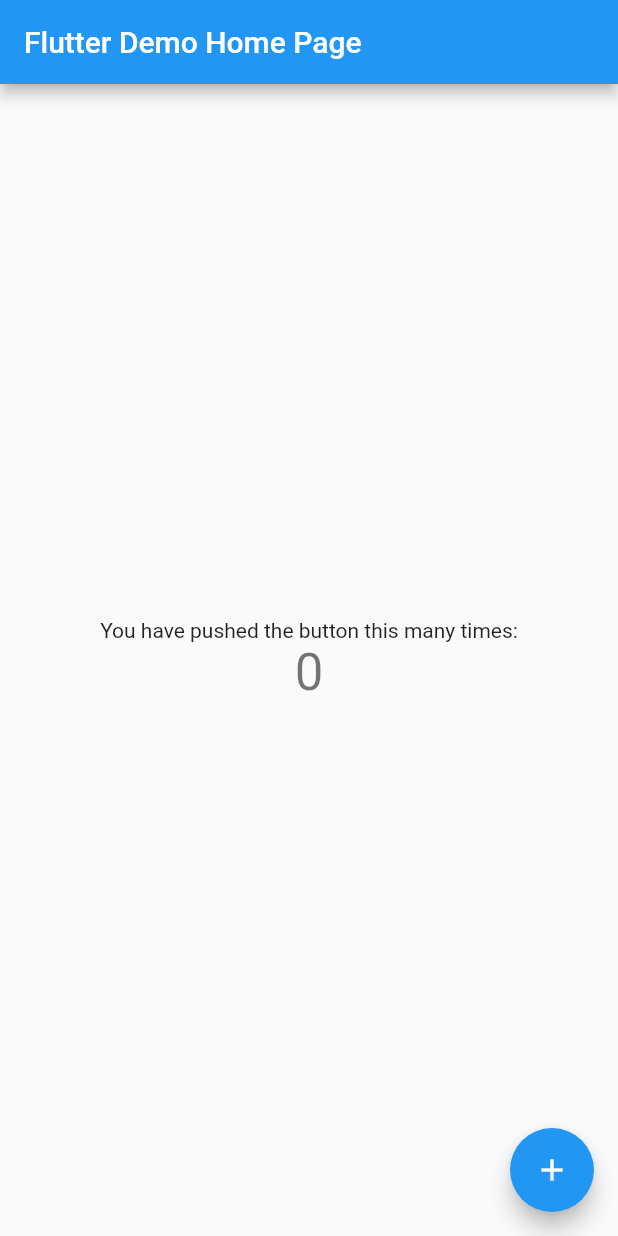
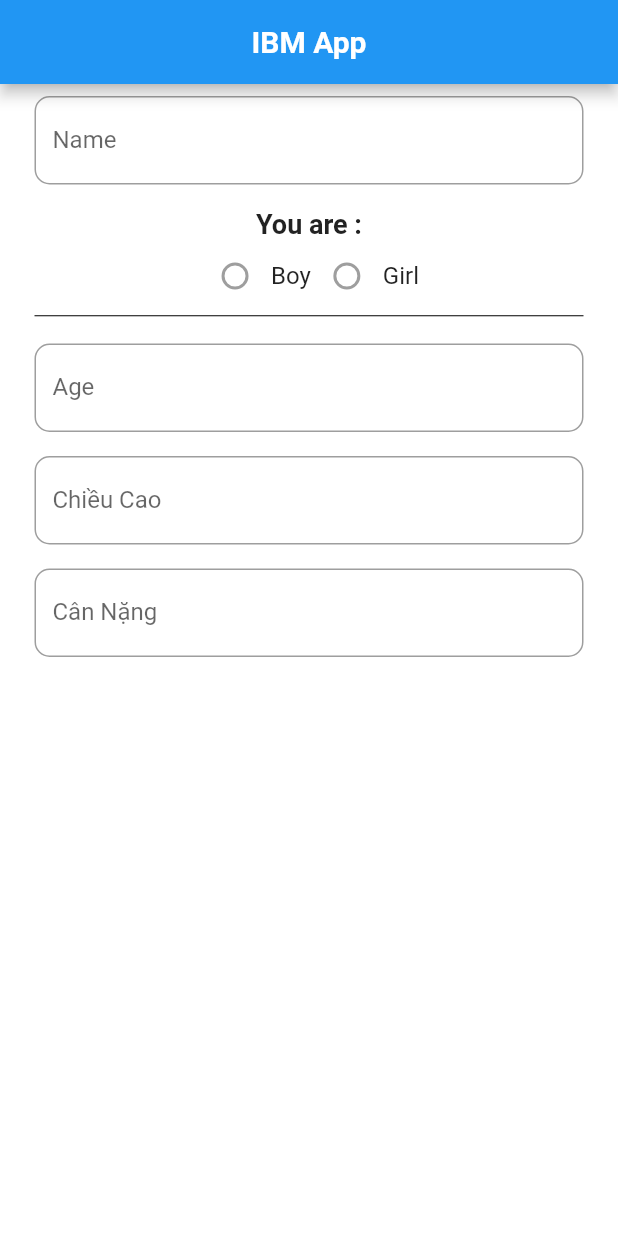
Before and after one commit to Shindd9908/ibm_flutter_code_basic, a Flutter app: the screen it shows after launch, on a phone screen of 412 x 824 dp. Run offline on Flutter 3.47's test engine with Material 2 defaults, Android fonts, the phone set to English and light mode, and no system bars; our stand-ins replace fluttertoast.

Commit message:
Error Radio Button

```diff
--- a/lib/main.dart
+++ b/lib/main.dart
@@ -1,4 +1,5 @@
 import 'package:flutter/material.dart';
+import 'package:fluttertoast/fluttertoast.dart';
 
 void main() {
   runApp(const MyApp());
@@ -7,109 +8,190 @@
 class MyApp extends StatelessWidget {
   const MyApp({Key? key}) : super(key: key);
 
-  // This widget is the root of your application.
   @override
   Widget build(BuildContext context) {
-    return MaterialApp(
-      title: 'Flutter Demo',
-      theme: ThemeData(
-        // This is the theme of your application.
-        //
-        // Try running your application with "flutter run". You'll see the
-        // application has a blue toolbar. Then, without quitting the app, try
-        // changing the primarySwatch below to Colors.green and then invoke
-        // "hot reload" (press "r" in the console where you ran "flutter run",
-        // or simply save your changes to "hot reload" in a Flutter IDE).
-        // Notice that the counter didn't reset back to zero; the application
-        // is not restarted.
-        primarySwatch: Colors.blue,
-      ),
-      home: const MyHomePage(title: 'Flutter Demo Home Page'),
+    return const MaterialApp(
+      debugShowCheckedModeBanner: false,
+      home: IbmApp(),
     );
   }
 }
 
-class MyHomePage extends StatefulWidget {
-  const MyHomePage({Key? key, required this.title}) : super(key: key);
-
-  // This widget is the home page of your application. It is stateful, meaning
-  // that it has a State object (defined below) that contains fields that affect
-  // how it looks.
-
-  // This class is the configuration for the state. It holds the values (in this
-  // case the title) provided by the parent (in this case the App widget) and
-  // used by the build method of the State. Fields in a Widget subclass are
-  // always marked "final".
-
-  final String title;
+class IbmApp extends StatefulWidget {
+  const IbmApp({Key? key}) : super(key: key);
 
   @override
-  State<MyHomePage> createState() => _MyHomePageState();
+  _IbmAppState createState() => _IbmAppState();
 }
 
-class _MyHomePageState extends State<MyHomePage> {
-  int _counter = 0;
-
-  void _incrementCounter() {
-    setState(() {
-      // This call to setState tells the Flutter framework that something has
-      // changed in this State, which causes it to rerun the build method below
-      // so that the display can reflect the updated values. If we changed
-      // _counter without calling setState(), then the build method would not be
-      // called again, and so nothing would appear to happen.
-      _counter++;
-    });
-  }
-
+class _IbmAppState extends State<IbmApp> {
   @override
   Widget build(BuildContext context) {
-    // This method is rerun every time setState is called, for instance as done
-    // by the _incrementCounter method above.
-    //
-    // The Flutter framework has been optimized to make rerunning build methods
-    // fast, so that you can just rebuild anything that needs updating rather
-    // than having to individually change instances of widgets.
     return Scaffold(
+      backgroundColor: Colors.white,
       appBar: AppBar(
-        // Here we take the value from the MyHomePage object that was created by
-        // the App.build method, and use it to set our appbar title.
-        title: Text(widget.title),
+        title: const Align(
+          child: Text(
+            'IBM App',
+            style: TextStyle(fontSize: 20, fontWeight: FontWeight.bold),
+          ),
+          alignment: Alignment.center,
+        ),
       ),
-      body: Center(
-        // Center is a layout widget. It takes a single child and positions it
-        // in the middle of the parent.
+      body: Padding(
+        padding: const EdgeInsets.symmetric(horizontal: 15),
         child: Column(
-          // Column is also a layout widget. It takes a list of children and
-          // arranges them vertically. By default, it sizes itself to fit its
-          // children horizontally, and tries to be as tall as its parent.
-          //
-          // Invoke "debug painting" (press "p" in the console, choose the
-          // "Toggle Debug Paint" action from the Flutter Inspector in Android
-          // Studio, or the "Toggle Debug Paint" command in Visual Studio Code)
-          // to see the wireframe for each widget.
-          //
-          // Column has various properties to control how it sizes itself and
-          // how it positions its children. Here we use mainAxisAlignment to
-          // center the children vertically; the main axis here is the vertical
-          // axis because Columns are vertical (the cross axis would be
-          // horizontal).
-          mainAxisAlignment: MainAxisAlignment.center,
-          children: <Widget>[
-            const Text(
-              'You have pushed the button this many times:',
+          children: [
+            Padding(
+              padding: const EdgeInsets.all(8.0),
+              child: TextField(
+                obscureText: false,
+                decoration: InputDecoration(
+                  border: OutlineInputBorder(
+                    borderRadius: BorderRadius.circular(10),
+                  ),
+                  labelText: 'Name',
+                  hintText: 'Name',
+                ),
+              ),
             ),
-            Text(
-              '$_counter',
-              style: Theme.of(context).textTheme.headline4,
+            const Padding(
+              padding: EdgeInsets.all(8.0),
+              child: RadionBtnChecked(),
+            ),
+            Padding(
+              padding: const EdgeInsets.all(8.0),
+              child: TextField(
+                obscureText: false,
+                decoration: InputDecoration(
+                  border: OutlineInputBorder(
+                    borderRadius: BorderRadius.circular(10),
+                  ),
+                  labelText: 'Age',
+                  hintText: 'Age',
+                ),
+              ),
+            ),
+            Padding(
+              padding: const EdgeInsets.all(8.0),
+              child: TextField(
+                obscureText: false,
+                decoration: InputDecoration(
+                  border: OutlineInputBorder(
+                    borderRadius: BorderRadius.circular(10),
+                  ),
+                  labelText: 'Chiều Cao',
+                  hintText: 'Chiều Cao (CM)',
+                ),
+              ),
+            ),
+            Padding(
+              padding: const EdgeInsets.all(8.0),
+              child: TextField(
+                obscureText: false,
+                decoration: InputDecoration(
+                  border: OutlineInputBorder(
+                    borderRadius: BorderRadius.circular(10),
+                  ),
+                  labelText: 'Cân Nặng',
+                  hintText: 'Cân Nặng (KG)',
+                ),
+              ),
             ),
           ],
         ),
       ),
-      floatingActionButton: FloatingActionButton(
-        onPressed: _incrementCounter,
-        tooltip: 'Increment',
-        child: const Icon(Icons.add),
-      ), // This trailing comma makes auto-formatting nicer for build methods.
     );
   }
 }
+
+enum BestChecked { boy, girl }
+
+class RadionBtnChecked extends StatefulWidget {
+  const RadionBtnChecked({Key? key}) : super(key: key);
+
+  @override
+  _RadionBtnCheckedState createState() => _RadionBtnCheckedState();
+}
+
+class _RadionBtnCheckedState extends State<RadionBtnChecked> {
+  // ignore: unused_field
+  int _radioValue1 = -1;
+  _myFunction(int value) {
+    setState(() {
+      _radioValue1 = value;
+
+      switch (_radioValue1) {
+        case 1:
+          Fluttertoast.showToast(
+              msg: 'Correct !', toastLength: Toast.LENGTH_SHORT);
+          break;
+        case 2:
+          Fluttertoast.showToast(msg: 'Try again !',toastLength: Toast.LENGTH_SHORT);
+          break;
+        default:
+      }
+    });
+  }
+  //=> print("Being pressed!");
+
+  // ignore: unused_element
+  /*dynamic _handleRadioValueChange1() {
+    int value;
+    setState(() {
+      int _radioValue1 = value;
+
+      switch (_radioValue1) {
+        case 1:
+          Fluttertoast.showToast(
+              msg: 'Correct !', toastLength: Toast.LENGTH_SHORT);
+          break;
+        case 2:
+          Fluttertoast.showToast(
+              msg: 'Try again !', toastLength: Toast.LENGTH_SHORT);
+          break;
+      }
+    });
+  }*/
+
+  @override
+  Widget build(BuildContext context) {
+    return Column(
+      children: [
+        const Text(
+          'You are :',
+          style: TextStyle(
+            fontWeight: FontWeight.bold,
+            fontSize: 18.0,
+          ),
+        ),
+        Row(
+          mainAxisAlignment: MainAxisAlignment.center,
+          children: [
+            Radio(
+                value: 1,
+                groupValue: _radioValue1,
+                onChanged: _myFunction(_radioValue1)),
+            const Text(
+              'Boy',
+              style: TextStyle(fontSize: 16),
+            ),
+            Radio(
+                value: 2,
+                groupValue: _radioValue1,
+                onChanged: _myFunction(_radioValue1)),
+            const Text(
+              'Girl',
+              style: TextStyle(fontSize: 16),
+            ),
+          ],
+        ),
+        const Divider(
+          height: 5,
+          color: Colors.black,
+        ),
+        const Padding(padding: EdgeInsets.symmetric(horizontal: 8)),
+      ],
+    );
+  }
+}
--- a/pubspec.yaml
+++ b/pubspec.yaml
@@ -34,6 +34,7 @@
   # The following adds the Cupertino Icons font to your application.
   # Use with the CupertinoIcons class for iOS style icons.
   cupertino_icons: ^1.0.2
+  fluttertoast: ^8.0.8
 
 dev_dependencies:
   flutter_test:
```
Also changed, not shown: pubspec.lock.
